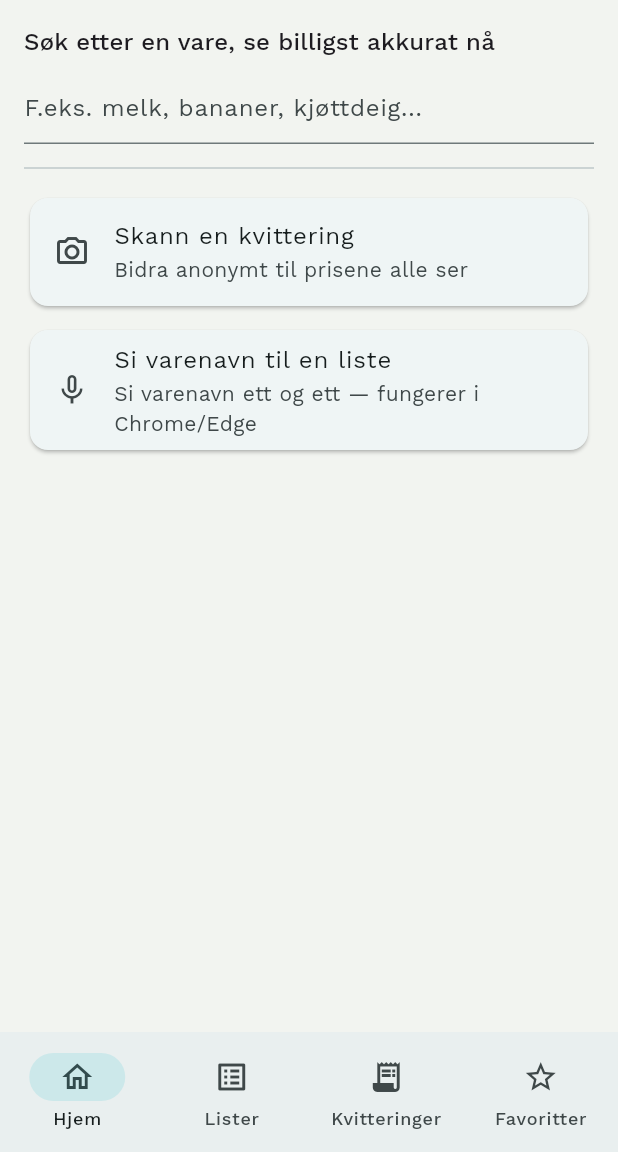
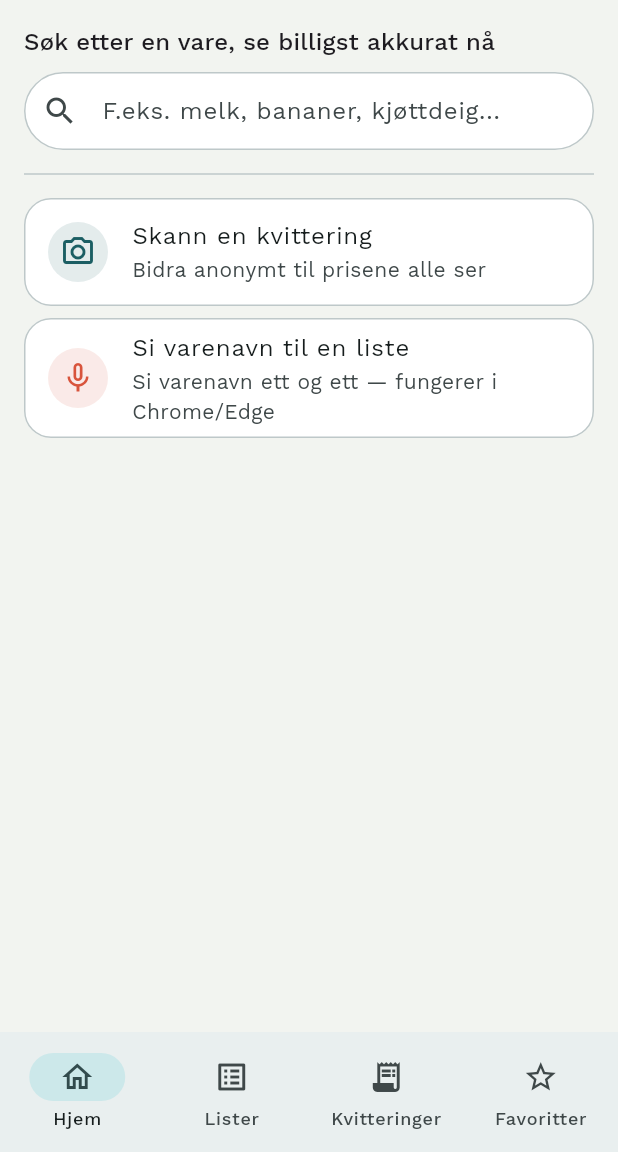
Before and after one commit to karinlarsenisoy-blip/handleliste, a Flutter app: the screen it shows once a user with an empty profile is signed in, on a phone screen of 412 x 824 dp, the part 84-1236 px from its top. Run offline on Flutter 3.47's test engine with Material 3 defaults, Android fonts, the phone set to English and light mode, and no system bars; our stand-ins replace cloud_firestore, firebase_auth, firebase_core, geolocator, google_fonts, image_picker and 3 more; missing offline and left inert: google_mlkit_text_recognition; accounts and stored records are empty; network calls fail.

Commit message:
Apply the agreed design direction: rounder cards, pill inputs, colored avatars
Following the design-mockup review (SeSum comparison): light mode only,
no receipt-style rows - both were tried side by side and explicitly
turned down in favor of these plain, softened light cards.

- theme.dart: global CardThemeData (flat, 18px rounded, subtle border)
  and InputDecorationTheme (16px rounded, filled) for a consistently
  softer look everywhere, not just one screen.
- ProductNameField (used for every product/item search field in the
  app): pill-shaped border + search icon.
- HomeScreen: colored initial-letter avatars per known chain on search
  results (a lightweight stand-in for real store logos, which we don't
  have redistribution rights to bundle), and colored icon circles on
  the two shortcut cards.

```diff
--- a/lib/screens/home_screen.dart
+++ b/lib/screens/home_screen.dart
@@ -5,6 +5,7 @@ import '../services/cheapest_store_service.dart';
 import '../services/item_service.dart';
 import '../services/list_service.dart';
 import '../services/receipt_service.dart';
+import '../theme.dart';
 import '../widgets/guest_gate.dart';
 import '../widgets/list_picker.dart';
 import '../widgets/product_name_field.dart';
@@ -48,6 +49,25 @@ class HomeScreen extends StatefulWidget {
 }
 
 typedef _StorePrice = ({String storeName, num price, DateTime lastObservedAt});
+
+/// A small, fixed color per well-known chain so a result card reads at a
+/// glance ("that's the green one, Kiwi") instead of every row looking the
+/// same — a deliberately simple stand-in for real chain logos, which we
+/// don't have redistribution rights to bundle into the app.
+const _storeColors = {
+  'Kiwi': Color(0xFF2E9E4F),
+  'Rema 1000': Color(0xFF1F5FBF),
+  'Meny': Color(0xFFC0142B),
+  'Coop Extra': Color(0xFF0F6B3C),
+  'Coop Mega': Color(0xFF0F6B3C),
+  'Coop Prix': Color(0xFF0F6B3C),
+  'Coop Obs': Color(0xFF0F6B3C),
+  'Spar': Color(0xFF6B8E23),
+  'Bunnpris': Color(0xFF7A4FBF),
+  'Joker': Color(0xFFE08A00),
+};
+
+Color _storeColor(String storeName) => _storeColors[storeName] ?? const Color(0xFF1B5E63);
 
 class _HomeScreenState extends State<HomeScreen> {
   final TextEditingController _searchController = TextEditingController();
@@ -162,6 +182,14 @@ class _HomeScreenState extends State<HomeScreen> {
               for (final result in _results!)
                 Card(
                   child: ListTile(
+                    leading: CircleAvatar(
+                      backgroundColor: _storeColor(result.storeName),
+                      foregroundColor: Colors.white,
+                      child: Text(
+                        result.storeName[0].toUpperCase(),
+                        style: const TextStyle(fontWeight: FontWeight.w700),
+                      ),
+                    ),
                     title: Text(result.storeName),
                     subtitle: Text(_freshnessLabel(result.lastObservedAt)),
                     trailing: Text(
@@ -187,7 +215,11 @@ class _HomeScreenState extends State<HomeScreen> {
           const Divider(height: 32),
           Card(
             child: ListTile(
-              leading: const Icon(Icons.camera_alt_outlined),
+              leading: CircleAvatar(
+                backgroundColor: Theme.of(context).colorScheme.primary.withValues(alpha: 0.12),
+                foregroundColor: Theme.of(context).colorScheme.primary,
+                child: const Icon(Icons.camera_alt_outlined),
+              ),
               title: const Text('Skann en kvittering'),
               subtitle: const Text('Bidra anonymt til prisene alle ser'),
               onTap: () => _openOrGate(
@@ -200,7 +232,11 @@ class _HomeScreenState extends State<HomeScreen> {
           const SizedBox(height: 8),
           Card(
             child: ListTile(
-              leading: const Icon(Icons.mic_none),
+              leading: CircleAvatar(
+                backgroundColor: AppTheme.savingsAccent.withValues(alpha: 0.12),
+                foregroundColor: AppTheme.savingsAccent,
+                child: const Icon(Icons.mic_none),
+              ),
               title: const Text('Si varenavn til en liste'),
               subtitle: const Text('Si varenavn ett og ett — fungerer i Chrome/Edge'),
               onTap: () => _openOrGate(
--- a/lib/theme.dart
+++ b/lib/theme.dart
@@ -5,11 +5,13 @@ import 'package:google_fonts/google_fonts.dart';
 /// grass-green — that read as near-identical to competitor SeSum's own
 /// green once seen live), a coral savings-accent reserved for the app's one
 /// big "go do this" moment (see [savingsAccent] and where it's used), and a
-/// friendly display face paired with a calm body face. Deliberately doesn't
-/// yet touch how price figures/list rows are set (the "kvittering"
-/// receipt-line styling) — that part is tied to the Handletur/trip screens,
-/// which are still due to change once real routing (Fase B) lands, so it
-/// stays a separate pass.
+/// friendly display face paired with a calm body face.
+///
+/// Softened further (rounder cards, pill-shaped inputs) after comparing
+/// design mockups against SeSum directly — a "kvittering" (receipt-style)
+/// item row was mocked up alongside a dark mode at the same time and both
+/// were explicitly turned down in favor of these plain, light, rounded
+/// cards, so neither is implemented here.
 class AppTheme {
   AppTheme._();
 
@@ -70,6 +72,32 @@ class AppTheme {
         unselectedLabelColor: _onPrimary.withValues(alpha: 0.7),
         indicatorColor: _onPrimary,
       ),
+      cardTheme: CardThemeData(
+        elevation: 0,
+        color: Colors.white,
+        margin: EdgeInsets.zero,
+        shape: RoundedRectangleBorder(
+          borderRadius: BorderRadius.circular(18),
+          side: BorderSide(color: colorScheme.outlineVariant),
+        ),
+      ),
+      inputDecorationTheme: InputDecorationTheme(
+        filled: true,
+        fillColor: Colors.white,
+        border: OutlineInputBorder(
+          borderRadius: BorderRadius.circular(16),
+          borderSide: BorderSide(color: colorScheme.outlineVariant),
+        ),
+        enabledBorder: OutlineInputBorder(
+          borderRadius: BorderRadius.circular(16),
+          borderSide: BorderSide(color: colorScheme.outlineVariant),
+        ),
+        focusedBorder: OutlineInputBorder(
+          borderRadius: BorderRadius.circular(16),
+          borderSide: BorderSide(color: _primary, width: 2),
+        ),
+        contentPadding: const EdgeInsets.symmetric(horizontal: 18, vertical: 14),
+      ),
     );
   }
 }
--- a/lib/widgets/product_name_field.dart
+++ b/lib/widgets/product_name_field.dart
@@ -74,7 +74,19 @@ class _ProductNameFieldState extends State<ProductNameField> {
       children: [
         TextField(
           controller: widget.controller,
-          decoration: InputDecoration(hintText: widget.hintText),
+          decoration: InputDecoration(
+            hintText: widget.hintText,
+            prefixIcon: const Icon(Icons.search),
+            border: OutlineInputBorder(borderRadius: BorderRadius.circular(999)),
+            enabledBorder: OutlineInputBorder(
+              borderRadius: BorderRadius.circular(999),
+              borderSide: BorderSide(color: Theme.of(context).colorScheme.outlineVariant),
+            ),
+            focusedBorder: OutlineInputBorder(
+              borderRadius: BorderRadius.circular(999),
+              borderSide: BorderSide(color: Theme.of(context).colorScheme.primary, width: 2),
+            ),
+          ),
           onChanged: _onChanged,
           onSubmitted: (value) {
             setState(() => _suggestions = []);
```
